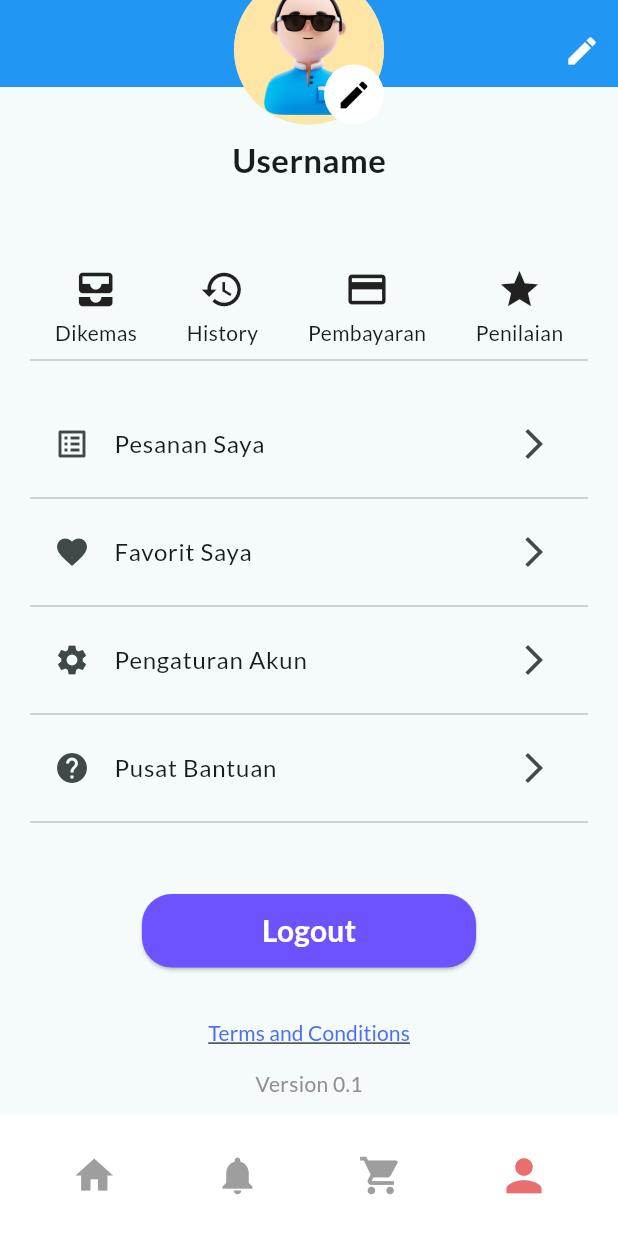
After one commit to yovixtar/FasioNXT, a Flutter app: the screen it shows after launch, item 4 of the bottom bar chosen, scrolled down 192 dp, after a tap on "Logout", on a phone screen of 412 x 824 dp. The commit adds this screen. Run offline on Flutter 3.47's test engine with Material 3 defaults, Android fonts, the phone set to English and light mode, and no system bars; our stand-ins replace flutter_colorpicker, jwt_decoder, shared_preferences; missing offline and left inert: flutter_inappwebview.

Commit message:
Slicing : profile page

```diff
--- a/lib/main.dart
+++ b/lib/main.dart
@@ -1,3 +1,4 @@
+import 'package:fasionxt/views/auth/login.dart';
 import 'package:fasionxt/views/layout_menu.dart';
 import 'package:flutter/material.dart';
 import 'package:intl/date_symbol_data_local.dart';
--- a/lib/views/layout_menu.dart
+++ b/lib/views/layout_menu.dart
@@ -1,6 +1,7 @@
 import 'package:fasionxt/views/cart/cart_page.dart';
 import 'package:fasionxt/views/colors.dart';
 import 'package:fasionxt/views/home/home.dart';
+import 'package:fasionxt/views/profile/profile.dart';
 import 'package:flutter/material.dart';
 import 'package:flutter/widgets.dart';
 
@@ -19,7 +20,7 @@ class _LayoutMenuState extends State<LayoutMenu> {
     HomePage(),
     Scaffold(),
     CartPage(),
-    Scaffold(),
+    ProfilePage(),
   ];
 
   @override
--- /dev/null
+++ b/lib/views/profile/profile.dart
@@ -0,0 +1,271 @@
+import 'package:fasionxt/views/colors.dart';
+import 'package:flutter/material.dart';
+import 'package:flutter_colorpicker/flutter_colorpicker.dart';
+import 'package:shared_preferences/shared_preferences.dart';
+
+class ProfilePage extends StatefulWidget {
+  @override
+  _ProfilePageState createState() => _ProfilePageState();
+}
+
+class _ProfilePageState extends State<ProfilePage> {
+  Color _backgroundColor = Colors.blue;
+  String _avatarPath = 'assets/images/avatar_1.jpg';
+  late SharedPreferences _prefs;
+
+  @override
+  void initState() {
+    super.initState();
+    _loadPreferences();
+  }
+
+  void _loadPreferences() async {
+    _prefs = await SharedPreferences.getInstance();
+    setState(() {
+      _backgroundColor =
+          Color(_prefs.getInt('backgroundColor') ?? Colors.blue.value);
+      _avatarPath =
+          _prefs.getString('avatarPath') ?? 'assets/images/avatar_1.jpg';
+    });
+  }
+
+  void _changeBackgroundColor() async {
+    Color selectedColor = _backgroundColor;
+    await showDialog(
+      context: context,
+      builder: (context) => AlertDialog(
+        title: Text('Pilih Warna Background'),
+        content: SingleChildScrollView(
+          child: ColorPicker(
+            pickerColor: selectedColor,
+            onColorChanged: (color) {
+              selectedColor = color;
+            },
+          ),
+        ),
+        actions: [
+          TextButton(
+            onPressed: () {
+              Navigator.of(context).pop();
+            },
+            child: Text('Cancel'),
+          ),
+          TextButton(
+            onPressed: () {
+              setState(() {
+                _backgroundColor = selectedColor;
+              });
+              _prefs.setInt('backgroundColor', _backgroundColor.value);
+              Navigator.of(context).pop();
+            },
+            child: Text('OK'),
+          ),
+        ],
+      ),
+    );
+  }
+
+  void _changeAvatar() async {
+    String selectedAvatar = _avatarPath;
+    await showDialog(
+      context: context,
+      builder: (context) => AlertDialog(
+        title: Text('Pilih Avatar'),
+        content: Column(
+          mainAxisSize: MainAxisSize.min,
+          children: [
+            ListTile(
+              leading: Image.asset('assets/images/avatar_1.jpg',
+                  width: 50, height: 50),
+              title: Text('Avatar 1'),
+              onTap: () {
+                selectedAvatar = 'assets/images/avatar_1.jpg';
+                Navigator.of(context).pop();
+              },
+            ),
+            ListTile(
+              leading: Image.asset('assets/images/avatar_2.jpg',
+                  width: 50, height: 50),
+              title: Text('Avatar 2'),
+              onTap: () {
+                selectedAvatar = 'assets/images/avatar_2.jpg';
+                Navigator.of(context).pop();
+              },
+            ),
+            ListTile(
+              leading: Image.asset('assets/images/avatar_3.jpg',
+                  width: 50, height: 50),
+              title: Text('Avatar 3'),
+              onTap: () {
+                selectedAvatar = 'assets/images/avatar_3.jpg';
+                Navigator.of(context).pop();
+              },
+            ),
+          ],
+        ),
+      ),
+    );
+    setState(() {
+      _avatarPath = selectedAvatar;
+    });
+    _prefs.setString('avatarPath', _avatarPath);
+  }
+
+  @override
+  Widget build(BuildContext context) {
+    return Scaffold(
+      body: SingleChildScrollView(
+        child: Column(
+          children: [
+            Stack(
+              clipBehavior: Clip.none,
+              children: [
+                Container(
+                  width: double.infinity,
+                  height: 250,
+                  color: _backgroundColor,
+                  child: Align(
+                    alignment: Alignment.bottomRight,
+                    child: IconButton(
+                      icon: Icon(Icons.edit, color: Colors.white),
+                      onPressed: _changeBackgroundColor,
+                    ),
+                  ),
+                ),
+                Positioned(
+                  top: 175,
+                  left: 0,
+                  right: 0,
+                  child: Column(
+                    children: [
+                      Stack(
+                        children: [
+                          CircleAvatar(
+                            radius: 50,
+                            backgroundImage: AssetImage(_avatarPath),
+                          ),
+                          Positioned(
+                            bottom: 0,
+                            right: 0,
+                            child: CircleAvatar(
+                              backgroundColor: Colors.white,
+                              child: IconButton(
+                                icon: Icon(Icons.edit, color: Colors.black),
+                                onPressed: _changeAvatar,
+                              ),
+                            ),
+                          ),
+                        ],
+                      ),
+                      SizedBox(height: 8),
+                      Text(
+                        'Username',
+                        style: TextStyle(
+                          fontSize: 22,
+                          fontWeight: FontWeight.bold,
+                        ),
+                      ),
+                    ],
+                  ),
+                ),
+              ],
+            ),
+            SizedBox(
+              height: 100,
+            ),
+            Padding(
+              padding: EdgeInsets.all(20),
+              child: Column(
+                children: [
+                  Row(
+                    mainAxisAlignment: MainAxisAlignment.spaceAround,
+                    children: [
+                      _buildShortcutMenu(Icons.all_inbox, 'Dikemas'),
+                      _buildShortcutMenu(Icons.history, 'History'),
+                      _buildShortcutMenu(Icons.payment, 'Pembayaran'),
+                      _buildShortcutMenu(Icons.star, 'Penilaian'),
+                    ],
+                  ),
+                  Divider(),
+                  SizedBox(
+                    height: 20,
+                  ),
+                  _buildProfileMenu(Icons.list_alt, 'Pesanan Saya'),
+                  _buildProfileMenu(Icons.favorite, 'Favorit Saya'),
+                  _buildProfileMenu(Icons.settings, 'Pengaturan Akun'),
+                  _buildProfileMenu(Icons.help, 'Pusat Bantuan'),
+                ],
+              ),
+            ),
+            SizedBox(
+              height: 20,
+            ),
+            ElevatedButton(
+              style: ElevatedButton.styleFrom(
+                backgroundColor: purplePrimary,
+                padding: EdgeInsets.symmetric(horizontal: 80, vertical: 10),
+                shape: RoundedRectangleBorder(
+                  borderRadius: BorderRadius.circular(20),
+                ),
+              ),
+              onPressed: () {
+                // Log out action
+              },
+              child: Text(
+                'Logout',
+                style: TextStyle(
+                  color: Colors.white,
+                  fontSize: 20,
+                  fontWeight: FontWeight.bold,
+                ),
+              ),
+            ),
+            SizedBox(height: 20),
+            TextButton(
+              onPressed: () {
+                // Terms and Conditions action
+              },
+              child: Text(
+                'Terms and Conditions',
+                style: TextStyle(
+                  color: bluePrimary,
+                  decoration: TextDecoration.underline,
+                ),
+              ),
+            ),
+            Text(
+              'Version 0.1',
+              style: TextStyle(
+                color: greyPrimary,
+              ),
+            ),
+            SizedBox(height: 10),
+          ],
+        ),
+      ),
+    );
+  }
+
+  Widget _buildShortcutMenu(IconData icon, String label) {
+    return Column(
+      children: [
+        Icon(icon, size: 30),
+        SizedBox(height: 4),
+        Text(label),
+      ],
+    );
+  }
+
+  Widget _buildProfileMenu(IconData icon, String label) {
+    return Column(
+      children: [
+        ListTile(
+          leading: Icon(icon),
+          title: Text(label),
+          trailing: Icon(Icons.arrow_forward_ios),
+        ),
+        Divider(),
+      ],
+    );
+  }
+}
--- a/pubspec.yaml
+++ b/pubspec.yaml
@@ -21,6 +21,7 @@ dependencies:
   flutter_launcher_icons: ^0.13.1
   rename_app: ^1.6.1
   flutter_inappwebview: ^5.4.3+6
+  flutter_colorpicker: ^1.1.0
 
 dev_dependencies:
   flutter_test:
```
Also changed, not shown: assets/images/avatar_1.jpg (added), assets/images/avatar_2.jpg (added), assets/images/avatar_3.jpg (added), pubspec.lock, 1 other file.
